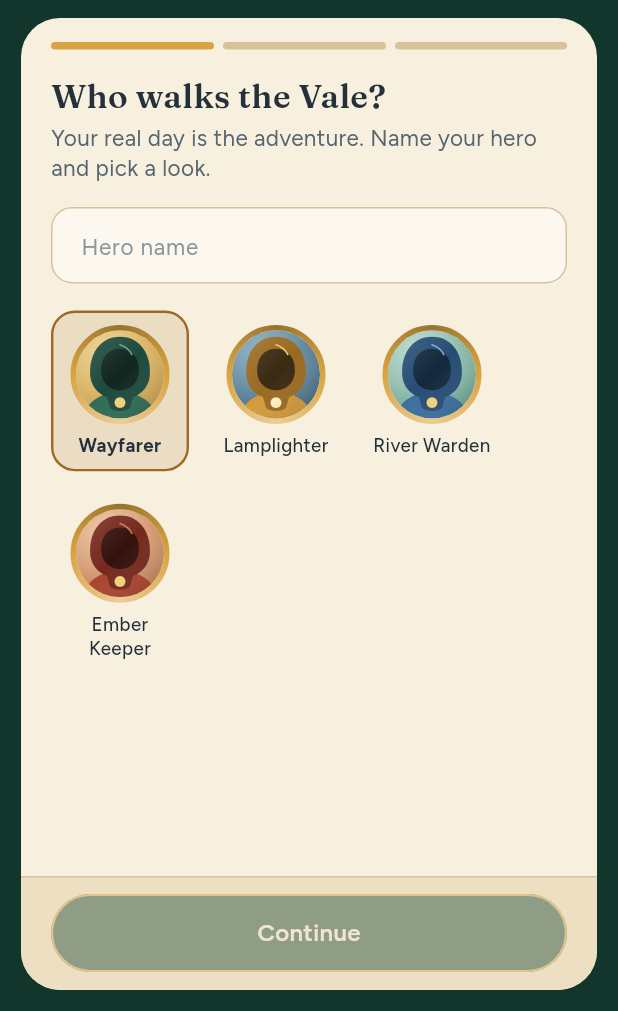
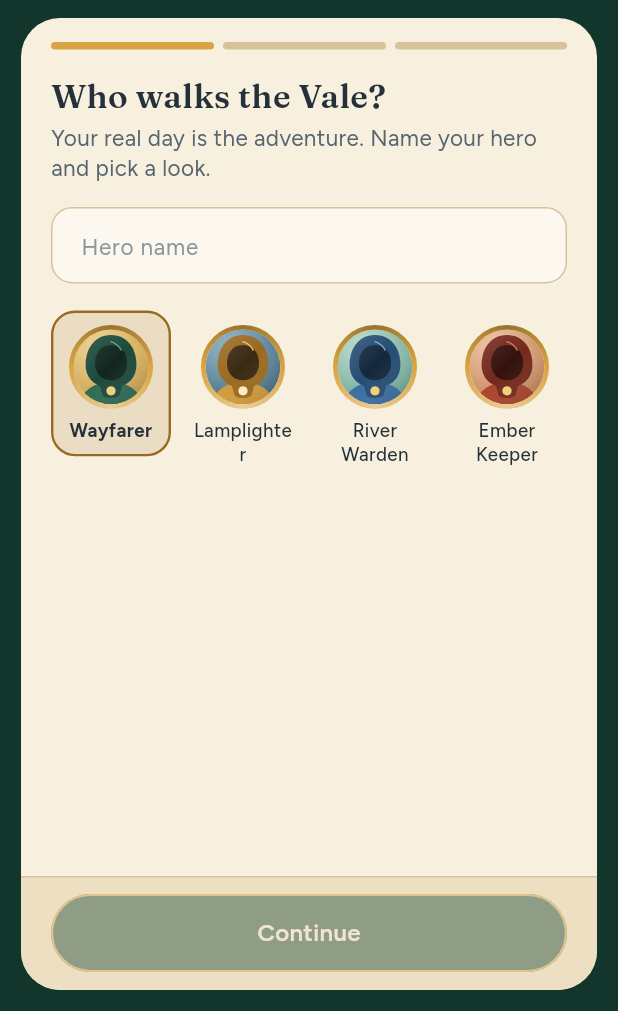
Before and after one commit to clockwerks77/valebound, a Flutter app: the screen it shows after launch, on a phone screen of 412 x 824 dp, the part 225-1236 px from its top. Run offline on Flutter 3.47's test engine with Material 3 defaults, Android fonts, the phone set to English and light mode, and no system bars; our stand-ins replace drift, drift_flutter; accounts and stored records are empty; generated files the repository leaves out were written again.

Commit message:
Keep dialogs off a flat fold, tighten the cover-screen board, add docs
- Dialogs, the quest detail, the quest creator and reward chips now stay
  inside one pane when a crease is present (Flutter only avoids hinges with
  width; a flat Fold reports a zero-width fold)
- Dawn header is shorter so more quests show on the cover screen
- Add-quest button centred so it never covers completion controls
- Timer cards keep room for the quest name
- DECISIONS.md, ASSETS.md, docs/STYLE.md, README.md
- Test harness fixes

Co-Authored-By: Claude Fable 5.2 <noreply@anthropic.com>
Claude-Session: https://claude.ai/code/session_0188ymxc5eutxyKhrK8tR1x8

```diff
--- a/lib/ui/log/quest_editor.dart
+++ b/lib/ui/log/quest_editor.dart
@@ -23,7 +23,8 @@ Future<void> openQuestEditor(BuildContext context, {QuestRow? quest}) {
       context: context,
       useRootNavigator: true,
       barrierColor: Palette.forestNight.withValues(alpha: 0.7),
-      builder: (dialogContext) => Dialog(
+      builder: (dialogContext) => CreaseAware(
+        child: Dialog(
           insetPadding: const EdgeInsets.all(16),
           clipBehavior: Clip.antiAlias,
           child: ConstrainedBox(
@@ -31,6 +32,7 @@ Future<void> openQuestEditor(BuildContext context, {QuestRow? quest}) {
             child: QuestEditor(
               quest: quest,
               onClose: () => Navigator.of(dialogContext).pop(),
+            ),
           ),
         ),
       ),
--- a/lib/ui/onboarding/onboarding_screen.dart
+++ b/lib/ui/onboarding/onboarding_screen.dart
@@ -100,7 +100,7 @@ class _OnboardingScreenState extends State<OnboardingScreen> {
     return Column(
       crossAxisAlignment: CrossAxisAlignment.start,
       children: <Widget>[
-        Text('Who walks the Vale?', style: AppText.heading),
+        const Text('Who walks the Vale?', style: AppText.heading),
         const SizedBox(height: 6),
         Text(
           'Your real day is the adventure. Name your hero and pick a look.',
@@ -116,16 +116,15 @@ class _OnboardingScreenState extends State<OnboardingScreen> {
           onChanged: (_) => setState(() {}),
         ),
         const SizedBox(height: 18),
-        Wrap(
-          spacing: 12,
-          runSpacing: 12,
+        _ChoiceGrid(
+          columns: 4,
           children: <Widget>[
             for (final p in heroPortraits)
               _PortraitChoice(
                 label: p.label,
                 selected: _portrait == p.id,
                 onTap: () => setState(() => _portrait = p.id),
-                child: HeroPortrait(portraitId: p.id, size: 66),
+                child: HeroPortrait(portraitId: p.id, size: 56),
               ),
           ],
         ),
@@ -138,7 +137,7 @@ class _OnboardingScreenState extends State<OnboardingScreen> {
     return Column(
       crossAxisAlignment: CrossAxisAlignment.start,
       children: <Widget>[
-        Text('Choose your companion', style: AppText.heading),
+        const Text('Choose your companion', style: AppText.heading),
         const SizedBox(height: 6),
         Text(
           'Small, kind, easy-to-drop goals live with your companion. They '
@@ -155,9 +154,8 @@ class _OnboardingScreenState extends State<OnboardingScreen> {
         const SizedBox(height: 16),
         Text('OR CHOOSE A KIND', style: AppText.label.copyWith(color: Palette.slateSoft)),
         const SizedBox(height: 10),
-        Wrap(
-          spacing: 10,
-          runSpacing: 12,
+        _ChoiceGrid(
+          columns: 3,
           children: <Widget>[
             for (final k in CompanionKind.values)
               _PortraitChoice(
@@ -227,7 +225,7 @@ class _OnboardingScreenState extends State<OnboardingScreen> {
     return Column(
       crossAxisAlignment: CrossAxisAlignment.start,
       children: <Widget>[
-        Text('Your first quests', style: AppText.heading),
+        const Text('Your first quests', style: AppText.heading),
         const SizedBox(height: 6),
         Text(
           'These start you off. Rename, change or archive any of them in the '
@@ -269,7 +267,10 @@ class _OnboardingScreenState extends State<OnboardingScreen> {
                 child: Column(
                   crossAxisAlignment: CrossAxisAlignment.start,
                   children: <Widget>[
-                    Text('Add Five-Minute Reset', style: AppText.cardTitle),
+                    const Text(
+                      'Add Five-Minute Reset',
+                      style: AppText.cardTitle,
+                    ),
                     Text(
                       'A tidy, a stretch or a reset of one small space, '
                       'carried by ${name.isEmpty ? 'your companion' : name}.',
@@ -445,7 +446,6 @@ class _PortraitChoice extends StatelessWidget {
         borderRadius: BorderRadius.circular(16),
         child: ExcludeSemantics(
           child: Container(
-            width: 92,
             padding: const EdgeInsets.fromLTRB(4, 8, 4, 8),
             decoration: BoxDecoration(
               color: selected ? accent.withValues(alpha: 0.14) : Colors.transparent,
@@ -476,6 +476,33 @@ class _PortraitChoice extends StatelessWidget {
           ),
         ),
       ),
+    );
+  }
+}
+
+/// Lays choices out in equal columns across the available width.
+class _ChoiceGrid extends StatelessWidget {
+  const _ChoiceGrid({required this.columns, required this.children});
+
+  final int columns;
+  final List<Widget> children;
+
+  @override
+  Widget build(BuildContext context) {
+    return LayoutBuilder(
+      builder: (context, constraints) {
+        const gap = 8.0;
+        final width =
+            ((constraints.maxWidth - gap * (columns - 1)) / columns)
+                .floorToDouble();
+        return Wrap(
+          spacing: gap,
+          runSpacing: 10,
+          children: <Widget>[
+            for (final child in children) SizedBox(width: width, child: child),
+          ],
+        );
+      },
     );
   }
 }
--- a/lib/ui/widgets/common.dart
+++ b/lib/ui/widgets/common.dart
@@ -173,7 +173,7 @@ class SectionHeader extends StatelessWidget {
             ),
           ],
           const Spacer(),
-          if (trailing != null) trailing!,
+          ?trailing,
         ],
       ),
     );
```
Also changed, not shown: lib/ui/adaptive.dart (+31 -0 lines), lib/ui/board/board_screen.dart (+36 -39 lines), lib/ui/board/quest_actions.dart (+20 -3 lines), lib/ui/board/quest_sheet.dart (+27 -2 lines), lib/ui/celebrations.dart (+23 -7 lines), lib/ui/party/party_sheet.dart (+33 -6 lines), 6 other files. Lines whose indentation alone changed are shown as unchanged.
